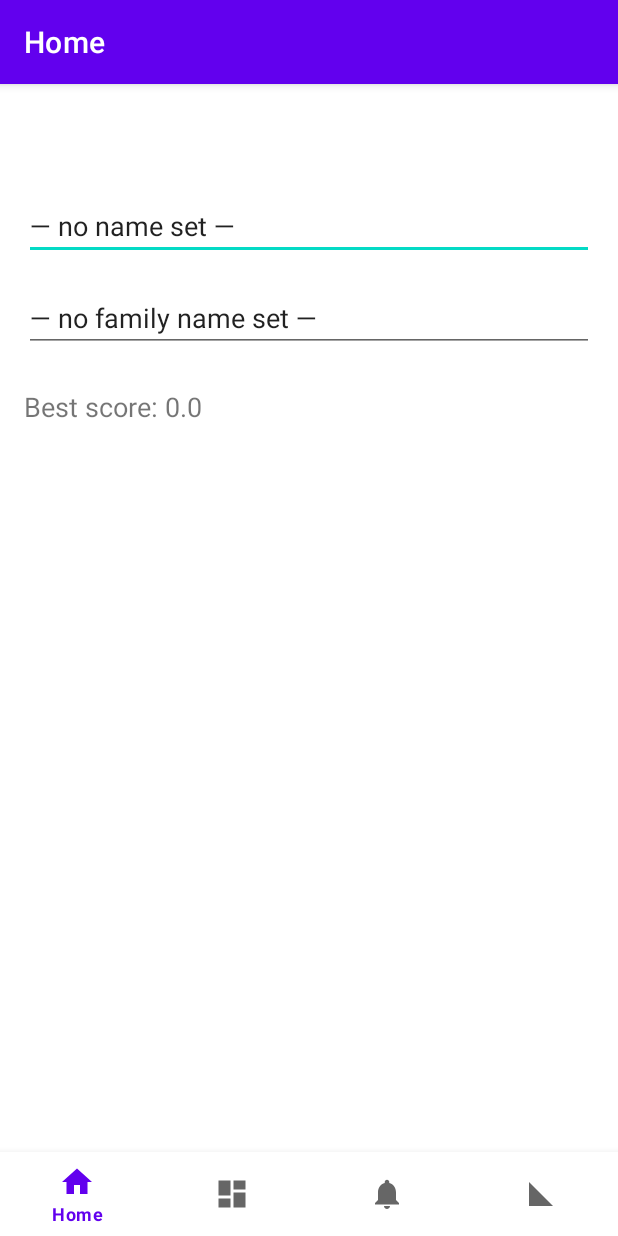
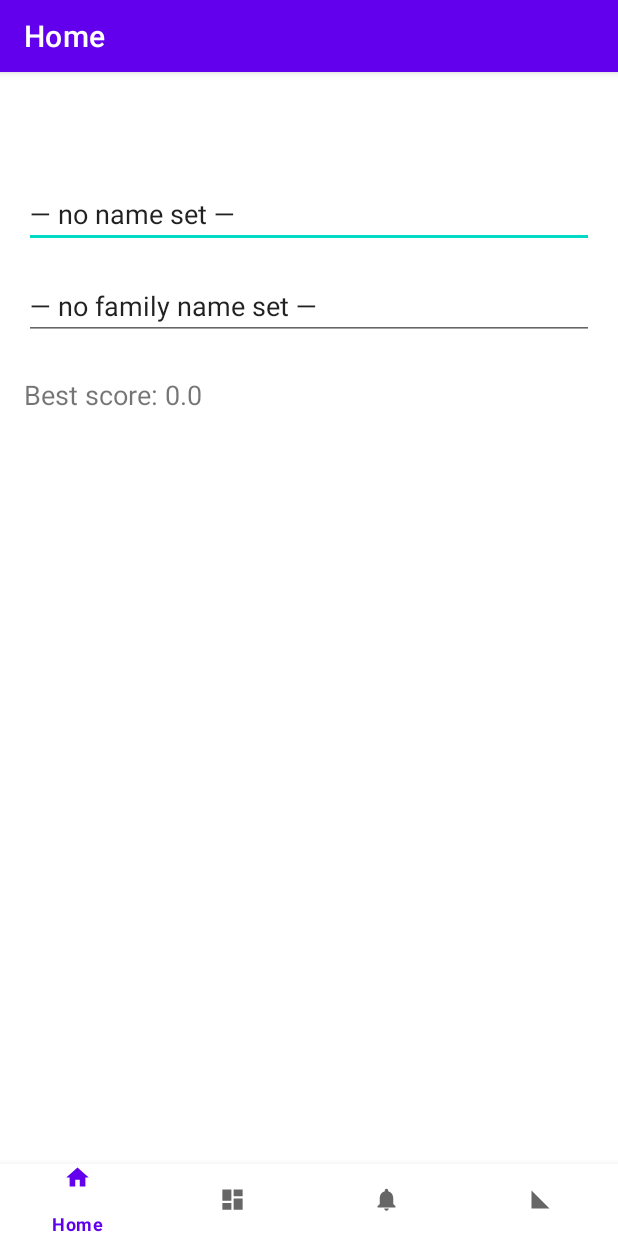
Before and after one commit to 3strategy/GuysFinalAndroidAssignment, an Android app: the MainActivity screen opened directly, with no data from a screen before it, on a phone screen of 412 x 824 dp. Run offline under Robolectric (Android 15) with nearby library versions, the phone set to English and light mode, and no system bars; our stand-ins replace navigation-ui.

Commit message:
reduced size of activity_main.xml's bottom navigation bar, and size of the top navigation of the entire app.

```diff
--- a/app/src/main/res/layout/activity_main.xml
+++ b/app/src/main/res/layout/activity_main.xml
@@ -9,14 +9,18 @@
     <com.google.android.material.bottomnavigation.BottomNavigationView
         android:id="@+id/nav_view"
         android:layout_width="0dp"
-        android:layout_height="wrap_content"
+        android:layout_height="48dp"
         android:layout_marginStart="0dp"
         android:layout_marginEnd="0dp"
         android:background="?android:attr/windowBackground"
         app:layout_constraintBottom_toBottomOf="parent"
         app:layout_constraintLeft_toLeftOf="parent"
         app:layout_constraintRight_toRightOf="parent"
-        app:menu="@menu/bottom_nav_menu" />
+        app:menu="@menu/bottom_nav_menu"
+        app:itemPaddingTop="0dp"
+        app:itemPaddingBottom="0dp"
+        app:itemIconSize="18dp"
+        />
 
     <fragment
         android:id="@+id/nav_host_fragment_activity_main"
--- a/app/src/main/res/values/themes.xml
+++ b/app/src/main/res/values/themes.xml
@@ -12,5 +12,8 @@
         <!-- Status bar color. -->
         <item name="android:statusBarColor">?attr/colorPrimaryVariant</item>
         <!-- Customize your theme here. -->
+        <!-- shrink the default ActionBar size from 56dp to 48dp: -->
+        <item name="android:actionBarSize">48dp</item>
+        <item name="actionBarSize">48dp</item>
     </style>
 </resources>
```
